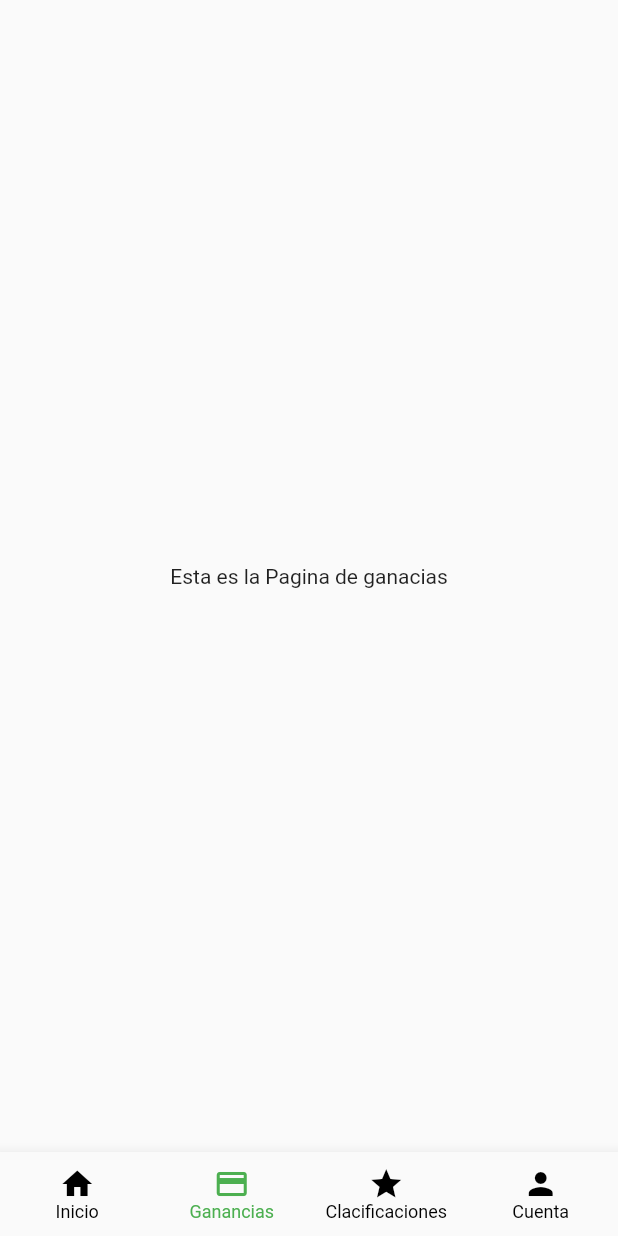
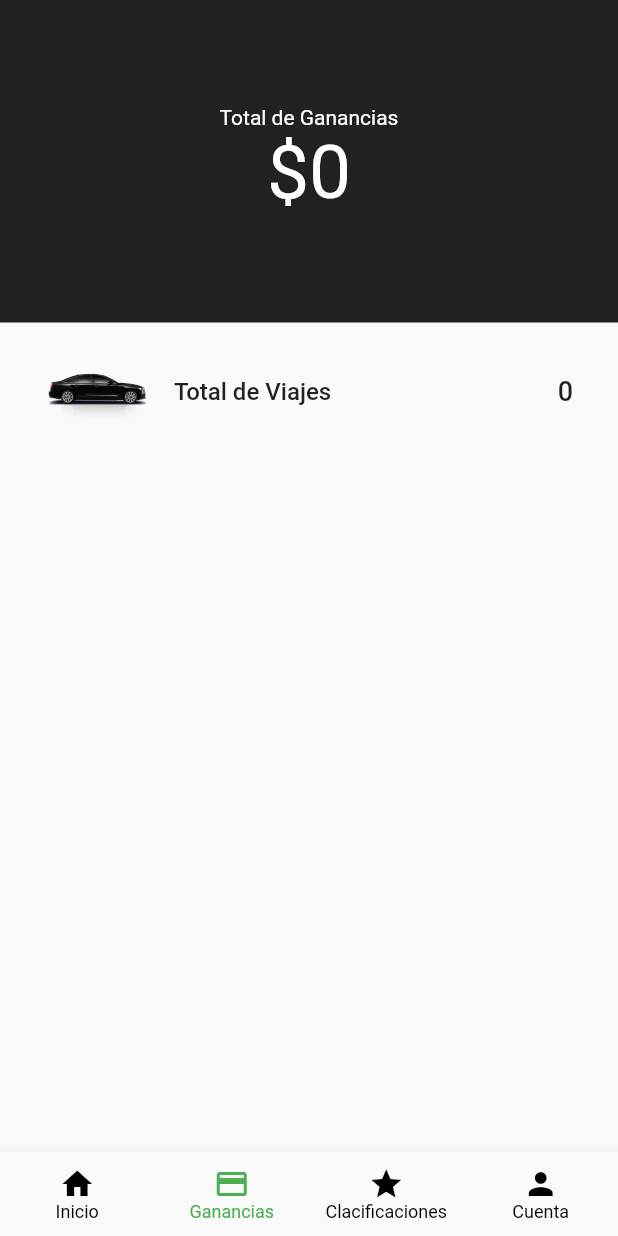
Before and after one commit to CMainato/chofer, a Flutter app: the MainScreen screen opened by its route, item 2 of the bottom bar chosen, on a phone screen of 412 x 824 dp. Run offline on Flutter 3.47's test engine with Material 2 defaults, Android fonts, the phone set to English and light mode, and no system bars; our stand-ins replace assets_audio_player, firebase_auth, firebase_core, firebase_database, firebase_messaging, fluttertoast and 2 more; missing offline and left inert: flutter_geofire, flutter_polyline_points, maps_toolkit; accounts and stored records are empty; Roboto replaces fonts that are missing (Brand Bold).

Commit message:
HistoryTrips

```diff
--- a/drivers_app/lib/DataHandler/appData.dart
+++ b/drivers_app/lib/DataHandler/appData.dart
@@ -1,21 +1,50 @@
+import 'package:drivers_app/Models/history.dart';
 import 'package:flutter/cupertino.dart';
 import 'package:drivers_app/Models/address.dart';
 
 
 class AppData extends ChangeNotifier
 {
-  Address pickUpLocation , dropOffLocation;
+  //Address pickUpLocation , dropOffLocation;
 
-  void updatePickUpLocationAddress(Address pickUpAddress)
+  //void updatePickUpLocationAddress(Address pickUpAddress)
+ // {
+   // pickUpLocation = pickUpAddress;
+    //notifyListeners();
+
+  //}
+  //void updateDropOffLocationAddress(Address dropOffAddres)
+ // {
+   // dropOffLocation = dropOffAddres;;
+   // notifyListeners();
+ // }
+
+  String earnings = "0";
+  int countTrips = 0;
+  List<String> tripHistoryKeys = [];
+  List<History> tripHistoryDataList = [];
+
+  void updateEarnings(String updatedEarnings)
   {
-    pickUpLocation = pickUpAddress;
+    earnings = updatedEarnings;
     notifyListeners();
+  }
 
+  void updateTripsCounter(int tripCounter)
+  {
+    countTrips = tripCounter;
+    notifyListeners();
   }
-  void updateDropOffLocationAddress(Address dropOffAddres)
+
+  void updateTripKeys(List<String> newkeys)
   {
-    dropOffLocation = dropOffAddres;;
+    tripHistoryKeys = newkeys;
     notifyListeners();
+  }
 
+  void updateTripHistoryData(History eachHistory)
+  {
+    tripHistoryDataList.add(eachHistory);
+    notifyListeners();
   }
 }
--- /dev/null
+++ b/drivers_app/lib/Models/history.dart
@@ -0,0 +1,49 @@
+import 'package:firebase_database/firebase_database.dart';
+
+class History
+{
+  String paymentMethod;
+  String createdAt;
+  String status;
+  String fares;
+  String dropOff;
+  String pickUp;
+
+  History({ this.paymentMethod, this.createdAt, this.status, this.fares, this.dropOff, this.pickUp});
+
+  History.fromSnapshot(DataSnapshot snapshot)
+  {
+    paymentMethod = snapshot.value["payment_method"];
+    createdAt = snapshot.value["created_at"];
+    status = snapshot.value["status"];
+    fares = snapshot.value["fares"];
+    dropOff = snapshot.value["dropoff_addres"];
+    pickUp = snapshot.value["pickup_addres"];
+  }
+
+
+
+
+
+
+
+
+
+
+
+
+
+
+
+
+
+
+
+
+
+
+
+
+
+
+}
--- a/drivers_app/lib/tabsPages/earningsTabPage.dart
+++ b/drivers_app/lib/tabsPages/earningsTabPage.dart
@@ -1,11 +1,50 @@
+import 'package:drivers_app/AllScreeens/historyScreen.dart';
+import 'package:drivers_app/DataHandler/appData.dart';
 import 'package:flutter/material.dart';
+import 'package:provider/provider.dart';
 
 class EarningTabPage extends StatelessWidget {
   @override
   Widget build(BuildContext context)
   {
-    return Center(
-      child: Text("Esta es la Pagina de ganacias"),
+    return Column(
+      children: [
+        Container(
+          color: Colors.black87,
+          width: double.infinity,
+          child: Padding(
+            padding: EdgeInsets.symmetric(vertical: 70),
+            child: Column(
+              children: [
+                Text('Total de Ganancias', style: TextStyle(color: Colors.white),),
+                Text("\$${Provider.of<AppData>(context, listen: false).earnings}", style: TextStyle(color: Colors.white, fontSize: 50, fontFamily: 'Brand Bold'),)
+              ],
+            ),
+          ),
+        ),
+
+        FlatButton(
+          padding: EdgeInsets.all(0),
+          onPressed: (){
+            Navigator.push(context, MaterialPageRoute(builder: (context) => HistoryScreen()));
+          },
+          child: Padding(
+            padding: EdgeInsets.symmetric(horizontal: 30, vertical: 18),
+            child: Row(
+              children: [
+                Image.asset('images/uberx.png', width: 70,),
+                SizedBox(width: 16,),
+                Text('Total de Viajes', style: TextStyle(fontSize: 16),),
+                Expanded(child: Container(child: Text(Provider.of<AppData>(context, listen: false).countTrips.toString(), textAlign: TextAlign.end, style: TextStyle(fontSize: 18),))),
+              ],
+            ),
+          ),
+        ),
+
+
+
+
+      ],
     );
   }
 }
--- a/drivers_app/lib/tabsPages/homeTabPage.dart
+++ b/drivers_app/lib/tabsPages/homeTabPage.dart
@@ -1,6 +1,7 @@
 import 'dart:async';
 
 import 'package:drivers_app/AllScreeens/registrationScreen.dart';
+import 'package:drivers_app/Assistants/assistantMethods.dart';
 import 'package:drivers_app/Models/drivers.dart';
 import 'package:drivers_app/Notificatiosn/pushNotificationService.dart';
 import 'package:drivers_app/configMaps.dart';
@@ -72,6 +73,8 @@ class _HomeTabPageState extends State<HomeTabPage> {
 
     pushNotificationService.initialize(context);
     pushNotificationService.getToken();
+
+    AssistantMethods.retrieveHistoryInfo(context);
   }
   @override
   Widget build(BuildContext context)
--- a/drivers_app/pubspec.yaml
+++ b/drivers_app/pubspec.yaml
@@ -43,6 +43,7 @@ dependencies:
   firebase_messaging: ^7.0.3
   assets_audio_player: ^2.0.13+1
   maps_toolkit: ^1.1.0+2
+  intl: ^0.16.0
 
 
 
@@ -79,6 +80,7 @@ flutter:
      - images/redmarker.png
      - images/taxi.png
      - images/user_icon.png
+     - images/uberx.png
      - sounds/alert.mp3
 
   # To add assets to your application, add an assets section, like this:
```
Also changed, not shown: drivers_app/lib/AllScreeens/historyScreen.dart (added, +62 -0 lines), drivers_app/lib/AllScreeens/searchScreen.dart (deleted, +0 -275 lines), drivers_app/lib/AllWidgets/HistoryItem.dart (added, +56 -0 lines), drivers_app/lib/Assistants/assistantMethods.dart (+67 -0 lines), drivers_app/images/uberx.png (added), drivers_app/pubspec.lock.
